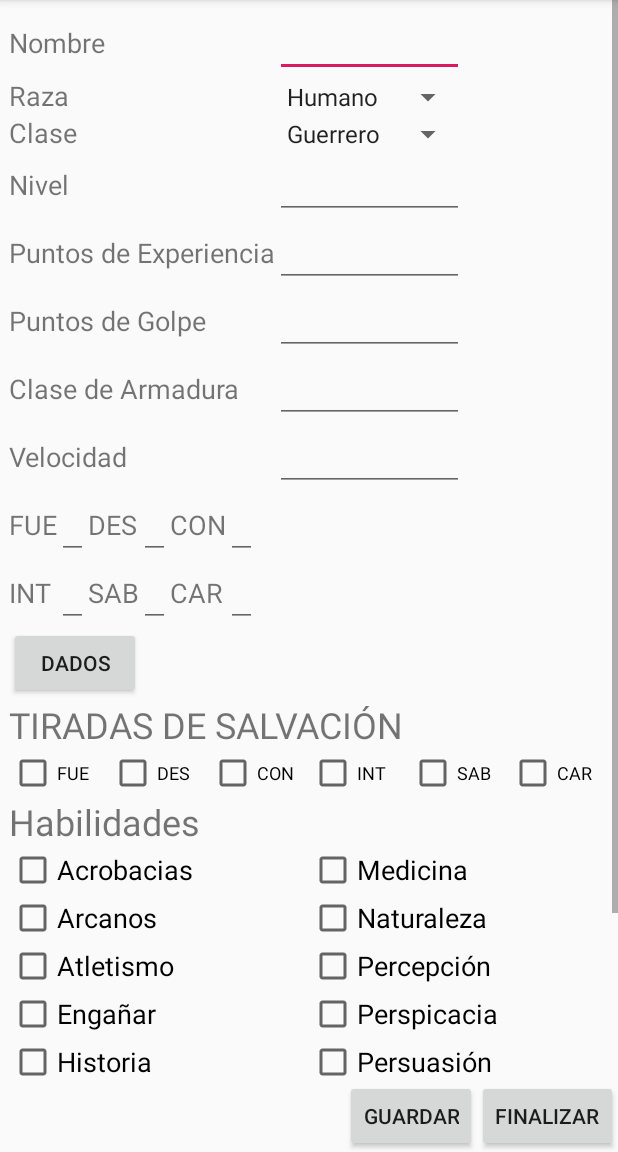
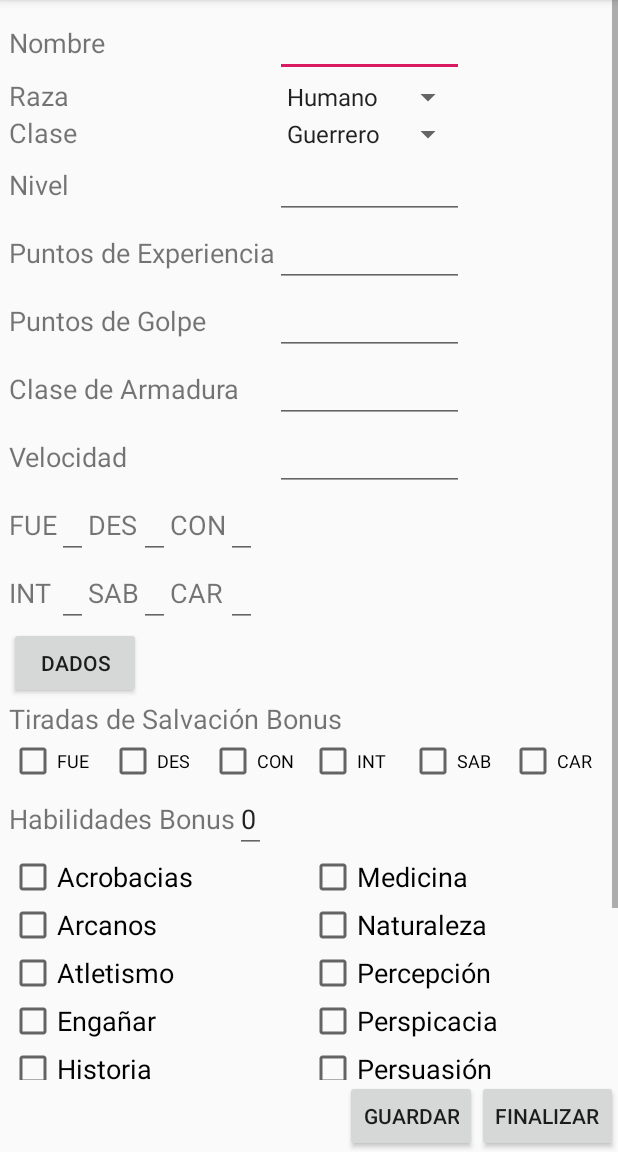
Before and after one commit to JaimeVarela/FichaDePersonaje, an Android app: the FichaGeneral screen opened directly, with no data from a screen before it, after a tap on "EDITAR", on a phone screen of 412 x 824 dp, the part 84-1236 px from its top. Run offline under Robolectric (Android 15) with nearby library versions, the phone set to English and light mode, and no system bars.

Commit message:
Más cosas

```diff
--- a/app/src/main/java/com/example/pruebas/FichaGeneral.java
+++ b/app/src/main/java/com/example/pruebas/FichaGeneral.java
@@ -20,6 +20,7 @@ public class FichaGeneral extends AppCompatActivity implements View.OnClickListe
     private TextView[] stats;
     private ArrayList<CheckBox> salvacion;
     private ArrayList<TextView> habilidades;
+    private int habBonus;
     private String[] habilidadesCb;
     private Button volver, editar;
 
@@ -103,7 +104,7 @@ public class FichaGeneral extends AppCompatActivity implements View.OnClickListe
             //WHERE codigo = codigo_tecleado
             Cursor fila = BaseDeDatos.rawQuery
                     ("select nombre, raza, clase, nv, exp, PG, CA, VEL, FUE, DES, CON, INT, SAB, CAR," +
-                            " FUEsalv, DESsalv, CONsalv, INTsalv, SABsalv, CARsalv, " +
+                            " FUEsalv, DESsalv, CONsalv, INTsalv, SABsalv, CARsalv, habBonus, " +
                             "acrobacias text, arcanos text, atletismo text, engañar text, historia text, interpretacion text," +
                             "intimidar text, investigacion text, juegoDeManos text, medicina text, naturaleza text," +
                             "percepcion text, perspicacia text, persuasion text, religion text, sigilo text, supervivencia text," +
@@ -112,6 +113,7 @@ public class FichaGeneral extends AppCompatActivity implements View.OnClickListe
 
             if (!fila.moveToFirst()) {
                 toast("No existe ningún personaje");
+                habBonus = 0; //Por defecto
                 return;
             }
 
@@ -140,10 +142,12 @@ public class FichaGeneral extends AppCompatActivity implements View.OnClickListe
                 salvacion.get(i).setChecked(Boolean.parseBoolean(fila.getString(i + 14)));
             }
 
+            habBonus = Integer.parseInt(fila.getString(20));
+
             habilidadesCb = new String[habilidades.size()];
             for(int i = 0; i < habilidades.size(); i++){
-                habilidadesCb[i] = fila.getString(i + 20);
-                int valor = Habilidades.HabilidadStat(statsValue, i, Boolean.parseBoolean(fila.getString(i + 20)));
+                habilidadesCb[i] = fila.getString(i + 21);
+                int valor = Habilidades.HabilidadStat(statsValue, i, habBonus, Boolean.parseBoolean(fila.getString(i + 21)));
                 if(valor >= 0)
                     habilidades.get(i).setText(String.format("+%s", String.valueOf(valor)));
                 else
@@ -194,6 +198,8 @@ public class FichaGeneral extends AppCompatActivity implements View.OnClickListe
         }
         otra.putExtra("statsSalv", statsSalv);
 
+        otra.putExtra("habBonus", String.valueOf(habBonus));
+
         otra.putExtra("habilidadesCb", habilidadesCb);
 
         startActivity(otra);
--- a/app/src/main/java/com/example/pruebas/Habilidades.java
+++ b/app/src/main/java/com/example/pruebas/Habilidades.java
@@ -2,7 +2,6 @@ package com.example.pruebas;
 
 public class Habilidades {
 
-    public static int valorBonus = 2;
     public static String[] habilidadesBonus = {
             "DES", //Acrobacias
             "INT", //Arcanos
@@ -24,7 +23,7 @@ public class Habilidades {
             "SAB"  //Trato con animales
     };
 
-    public static int HabilidadStat(int[] statsValue, int i, boolean bonus){
+    public static int HabilidadStat(int[] statsValue, int i, int habBonus, boolean bonus){
         int valor = 0;
         switch (habilidadesBonus[i]){
             case "FUE":
@@ -47,7 +46,7 @@ public class Habilidades {
         }
 
         if(bonus)
-            valor += valorBonus;
+            valor += habBonus;
 
         return valor;
     }
--- a/app/src/main/java/com/example/pruebas/MainActivity.java
+++ b/app/src/main/java/com/example/pruebas/MainActivity.java
@@ -26,6 +26,7 @@ public class MainActivity extends AppCompatActivity implements View.OnClickListe
     private ArrayList<EditText> stats;
     private TextView dados;
     private ArrayList<CheckBox> salvacion;
+    private EditText habBonus;
     private ArrayList<CheckBox> habilidades;
     private Button dadosBt, guardar, finalizar;
 
@@ -65,6 +66,8 @@ public class MainActivity extends AppCompatActivity implements View.OnClickListe
         salvacion.add((CheckBox)findViewById(R.id.INTcb));
         salvacion.add((CheckBox)findViewById(R.id.SABcb));
         salvacion.add((CheckBox)findViewById(R.id.CARcb));
+
+        habBonus = (EditText)findViewById(R.id.habBonus);
 
         habilidades = new ArrayList<CheckBox>();
         habilidades.add((CheckBox)findViewById(R.id.acrobaciasCb));
@@ -154,10 +157,13 @@ public class MainActivity extends AppCompatActivity implements View.OnClickListe
             }
         }
 
+        habBonus.setText(getIntent().getStringExtra("habBonus"));
+
         String[] habilidadesCb = getIntent().getStringArrayExtra("habilidadesCb");
-        for(int i = 0; i < habilidadesCb.length; i++){
-            habilidades.get(i).setChecked(Boolean.parseBoolean(habilidadesCb[i]));
-        }
+        if(habilidadesCb != null)
+            for(int i = 0; i < habilidadesCb.length; i++){
+                habilidades.get(i).setChecked(Boolean.parseBoolean(habilidadesCb[i]));
+            }
     }
 
     public void calcular(View vista){
@@ -229,6 +235,7 @@ public class MainActivity extends AppCompatActivity implements View.OnClickListe
         fila.put("INTsalv", String.valueOf(salvacion.get(3).isChecked()));
         fila.put("SABsalv", String.valueOf(salvacion.get(4).isChecked()));
         fila.put("CARsalv", String.valueOf(salvacion.get(5).isChecked()));
+        fila.put("habBonus", habBonus.getText().toString());
         fila.put("acrobacias", String.valueOf(habilidades.get(0).isChecked()));
         fila.put("arcanos", String.valueOf(habilidades.get(1).isChecked()));
         fila.put("atletismo", String.valueOf(habilidades.get(2).isChecked()));
--- a/app/src/main/java/com/example/pruebas/Personaje.java
+++ b/app/src/main/java/com/example/pruebas/Personaje.java
@@ -15,7 +15,7 @@ public class Personaje extends SQLiteOpenHelper {
         super(context, name, factory, version);
     }
 
-    //metodo que se ejecutra la primera vez que se crea un objeto de la clase
+    //metodo que se ejecuta la primera vez que se crea un objeto de la clase
     //AdminDB con new. Podemos crear tablas y relaciones.
     //El parametro db del tipo SQLiteDataBase, es un objeto para acceder y manipular
     //la base de datos
@@ -23,7 +23,7 @@ public class Personaje extends SQLiteOpenHelper {
     public void onCreate(SQLiteDatabase db) {
         db.execSQL("create table personajes(codigo int primary key, nombre text, raza text, clase text," +
                 "nv int, exp int, PG int, CA int, VEL int, FUE int, DES int, CON int, INT int, SAB int, CAR int," +
-                "FUEsalv text, DESsalv text, CONsalv text, INTsalv text, SABsalv text, CARsalv text," +
+                "FUEsalv text, DESsalv text, CONsalv text, INTsalv text, SABsalv text, CARsalv text, habBonus int, " +
                 "acrobacias text, arcanos text, atletismo text, engañar text, historia text, interpretacion text," +
                 "intimidar text, investigacion text, juegoDeManos text, medicina text, naturaleza text," +
                 "percepcion text, perspicacia text, persuasion text, religion text, sigilo text, supervivencia text, " +
--- a/app/src/main/res/layout/activity_main.xml
+++ b/app/src/main/res/layout/activity_main.xml
@@ -65,6 +65,7 @@
 
                     <EditText
                         android:id="@+id/NV"
+                        android:inputType="number"
                         android:maxLength="2"
                         android:textSize="18sp"/>
 
@@ -79,6 +80,7 @@
 
                     <EditText
                         android:id="@+id/EXP"
+                        android:inputType="number"
                         android:textSize="18sp"/>
 
                 </TableRow>
@@ -92,6 +94,7 @@
 
                     <EditText
                         android:id="@+id/PG"
+                        android:inputType="number"
                         android:maxLength="3"
                         android:textSize="18sp"/>
 
@@ -106,6 +109,7 @@
 
                     <EditText
                         android:id="@+id/CA"
+                        android:inputType="number"
                         android:maxLength="2"
                         android:textSize="18sp"/>
 
@@ -120,6 +124,7 @@
 
                     <EditText
                         android:id="@+id/VEL"
+                        android:inputType="number"
                         android:maxLength="2"
                         android:textSize="18sp"/>
 
@@ -248,8 +253,8 @@
             <TextView
                 android:layout_width="wrap_content"
                 android:layout_height="wrap_content"
-                android:text="@string/salvacion"
-                android:textSize="24sp"/>
+                android:text="Tiradas de Salvación Bonus"
+                android:textSize="18sp"/>
 
             //FUE, DES, CON, INT, SAB, CAR
             <LinearLayout
@@ -307,12 +312,26 @@
 
             </LinearLayout>
 
-            <TextView
-                android:id="@+id/textView2"
-                android:layout_width="match_parent"
-                android:layout_height="wrap_content"
-                android:text="Habilidades"
-                android:textSize="24sp" />
+            <LinearLayout
+                android:orientation="horizontal"
+                android:layout_width="wrap_content"
+                android:layout_height="wrap_content">
+
+                <TextView
+                    android:id="@+id/textView2"
+                    android:layout_width="match_parent"
+                    android:layout_height="wrap_content"
+                    android:text="Habilidades Bonus"
+                    android:textSize="18sp" />
+
+                <EditText
+                    android:id="@+id/habBonus"
+                    android:layout_width="wrap_content"
+                    android:layout_height="wrap_content"
+                    android:inputType="number"
+                    android:maxLength="2"/>
+
+            </LinearLayout>
 
             <LinearLayout
                 android:layout_width="match_parent"
```
